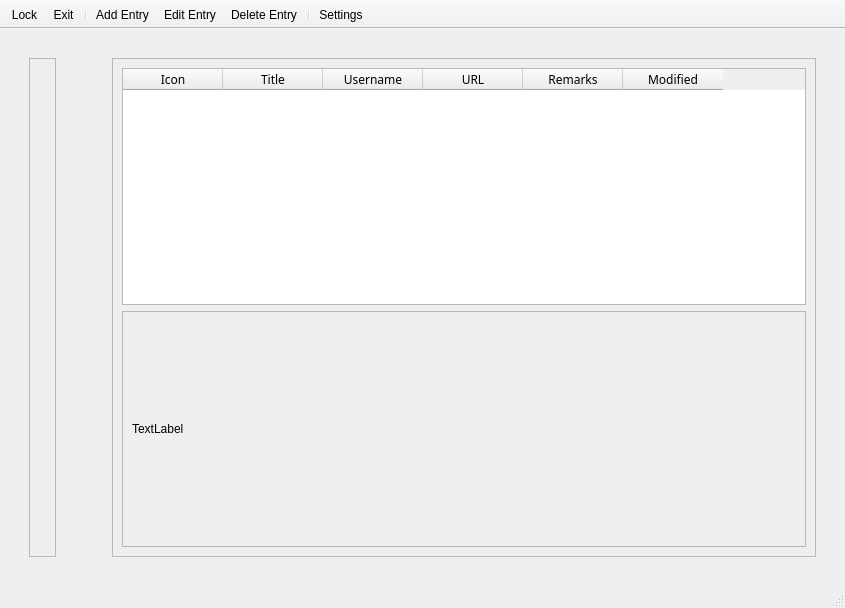
Before: the Qt Designer form password_manager.ui in Quinz7339/CIPM, drawn with Qt 5.
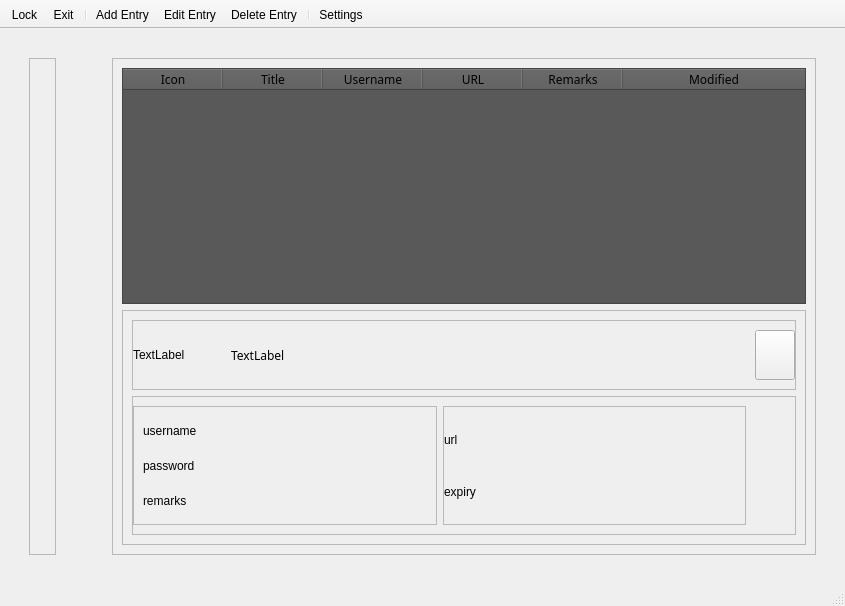
After: the same form once the commit is applied. Icons and pictures are not drawn.

Commit message: dynamic display of credential details - Done

```diff
--- a/password_manager.ui
+++ b/password_manager.ui
@@ -6,8 +6,8 @@
    <rect>
     <x>0</x>
     <y>0</y>
-    <width>813</width>
-    <height>608</height>
+    <width>833</width>
+    <height>606</height>
    </rect>
   </property>
   <property name="windowTitle">
@@ -66,6 +66,9 @@
              <property name="text">
               <string>&lt;insert security tip here </string>
              </property>
+             <property name="wordWrap">
+              <bool>true</bool>
+             </property>
             </widget>
            </item>
           </layout>
@@ -103,6 +106,13 @@
                <family>HYWenHei</family>
               </font>
              </property>
+             <property name="autoFillBackground">
+              <bool>true</bool>
+             </property>
+             <property name="styleSheet">
+              <string notr="true">selection-background-color: #2B96CB;
+background-color:#595959</string>
+             </property>
              <property name="verticalScrollBarPolicy">
               <enum>Qt::ScrollBarAsNeeded</enum>
              </property>
@@ -115,9 +125,33 @@
              <property name="selectionBehavior">
               <enum>QAbstractItemView::SelectRows</enum>
              </property>
+             <property name="showGrid">
+              <bool>false</bool>
+             </property>
              <property name="sortingEnabled">
-              <bool>true</bool>
+              <bool>false</bool>
              </property>
+             <property name="wordWrap">
+              <bool>false</bool>
+             </property>
+             <attribute name="horizontalHeaderCascadingSectionResizes">
+              <bool>true</bool>
+             </attribute>
+             <attribute name="horizontalHeaderShowSortIndicator" stdset="0">
+              <bool>false</bool>
+             </attribute>
+             <attribute name="horizontalHeaderStretchLastSection">
+              <bool>true</bool>
+             </attribute>
+             <attribute name="verticalHeaderVisible">
+              <bool>false</bool>
+             </attribute>
+             <attribute name="verticalHeaderHighlightSections">
+              <bool>false</bool>
+             </attribute>
+             <attribute name="verticalHeaderShowSortIndicator" stdset="0">
+              <bool>false</bool>
+             </attribute>
              <column>
               <property name="text">
                <string>Icon</string>
@@ -153,7 +187,7 @@
            <item>
             <widget class="QFrame" name="frame_credInfo">
              <property name="sizePolicy">
-              <sizepolicy hsizetype="MinimumExpanding" vsizetype="MinimumExpanding">
+              <sizepolicy hsizetype="Preferred" vsizetype="MinimumExpanding">
                <horstretch>0</horstretch>
                <verstretch>0</verstretch>
               </sizepolicy>
@@ -166,10 +200,208 @@
              </property>
              <layout class="QVBoxLayout" name="verticalLayout_3">
               <item>
-               <widget class="QLabel" name="lbl_credentialDetail">
-                <property name="text">
-                 <string>TextLabel</string>
+               <widget class="QFrame" name="frame_headerCredInfo">
+                <property name="sizePolicy">
+                 <sizepolicy hsizetype="Preferred" vsizetype="Maximum">
+                  <horstretch>0</horstretch>
+                  <verstretch>0</verstretch>
+                 </sizepolicy>
                 </property>
+                <property name="frameShape">
+                 <enum>QFrame::StyledPanel</enum>
+                </property>
+                <property name="frameShadow">
+                 <enum>QFrame::Raised</enum>
+                </property>
+                <layout class="QHBoxLayout" name="horizontalLayout_3">
+                 <property name="leftMargin">
+                  <number>0</number>
+                 </property>
+                 <property name="rightMargin">
+                  <number>0</number>
+                 </property>
+                 <item>
+                  <widget class="QLabel" name="lbl_credIcon">
+                   <property name="sizePolicy">
+                    <sizepolicy hsizetype="Maximum" vsizetype="Maximum">
+                     <horstretch>0</horstretch>
+                     <verstretch>0</verstretch>
+                    </sizepolicy>
+                   </property>
+                   <property name="minimumSize">
+                    <size>
+                     <width>50</width>
+                     <height>50</height>
+                    </size>
+                   </property>
+                   <property name="text">
+                    <string>TextLabel</string>
+                   </property>
+                  </widget>
+                 </item>
+                 <item>
+                  <spacer name="horizontalSpacer_2">
+                   <property name="orientation">
+                    <enum>Qt::Horizontal</enum>
+                   </property>
+                   <property name="sizeType">
+                    <enum>QSizePolicy::Preferred</enum>
+                   </property>
+                   <property name="sizeHint" stdset="0">
+                    <size>
+                     <width>40</width>
+                     <height>10</height>
+                    </size>
+                   </property>
+                  </spacer>
+                 </item>
+                 <item>
+                  <widget class="QLabel" name="lbl_credTitle">
+                   <property name="font">
+                    <font>
+                     <family>HYWenHei</family>
+                    </font>
+                   </property>
+                   <property name="text">
+                    <string>TextLabel</string>
+                   </property>
+                  </widget>
+                 </item>
+                 <item>
+                  <widget class="QPushButton" name="btn_closeCredInfo">
+                   <property name="sizePolicy">
+                    <sizepolicy hsizetype="Maximum" vsizetype="Preferred">
+                     <horstretch>0</horstretch>
+                     <verstretch>0</verstretch>
+                    </sizepolicy>
+                   </property>
+                   <property name="text">
+                    <string/>
+                   </property>
+                   <property name="icon">
+                    <iconset resource="resources.qrc">
+                     <normaloff>:/Icons/Cross.svg</normaloff>:/Icons/Cross.svg</iconset>
+                   </property>
+                  </widget>
+                 </item>
+                </layout>
+               </widget>
+              </item>
+              <item>
+               <widget class="QFrame" name="frame_bodyCredDetail">
+                <property name="frameShape">
+                 <enum>QFrame::StyledPanel</enum>
+                </property>
+                <property name="frameShadow">
+                 <enum>QFrame::Raised</enum>
+                </property>
+                <layout class="QHBoxLayout" name="horizontalLayout_4">
+                 <property name="leftMargin">
+                  <number>0</number>
+                 </property>
+                 <item>
+                  <widget class="QFrame" name="frame_leftCredDetail">
+                   <property name="frameShape">
+                    <enum>QFrame::StyledPanel</enum>
+                   </property>
+                   <property name="frameShadow">
+                    <enum>QFrame::Raised</enum>
+                   </property>
+                   <layout class="QVBoxLayout" name="verticalLayout_4" stretch="0,0,0">
+                    <property name="sizeConstraint">
+                     <enum>QLayout::SetMinAndMaxSize</enum>
+                    </property>
+                    <property name="rightMargin">
+                     <number>200</number>
+                    </property>
+                    <item>
+                     <widget class="QLabel" name="lbl_Username">
+                      <property name="text">
+                       <string>username</string>
+                      </property>
+                      <property name="alignment">
+                       <set>Qt::AlignLeading|Qt::AlignLeft|Qt::AlignVCenter</set>
+                      </property>
+                     </widget>
+                    </item>
+                    <item>
+                     <widget class="QLabel" name="lbl_Password">
+                      <property name="text">
+                       <string>password</string>
+                      </property>
+                      <property name="alignment">
+                       <set>Qt::AlignLeading|Qt::AlignLeft|Qt::AlignVCenter</set>
+                      </property>
+                     </widget>
+                    </item>
+                    <item>
+                     <widget class="QLabel" name="lbl_Remarks">
+                      <property name="text">
+                       <string>remarks</string>
+                      </property>
+                      <property name="alignment">
+                       <set>Qt::AlignLeading|Qt::AlignLeft|Qt::AlignVCenter</set>
+                      </property>
+                     </widget>
+                    </item>
+                   </layout>
+                  </widget>
+                 </item>
+                 <item>
+                  <widget class="QFrame" name="frame_rightCredInfo">
+                   <property name="frameShape">
+                    <enum>QFrame::StyledPanel</enum>
+                   </property>
+                   <property name="frameShadow">
+                    <enum>QFrame::Raised</enum>
+                   </property>
+                   <layout class="QVBoxLayout" name="verticalLayout_6">
+                    <property name="leftMargin">
+                     <number>0</number>
+                    </property>
+                    <property name="rightMargin">
+                     <number>200</number>
+                    </property>
+                    <item>
+                     <widget class="QLabel" name="lbl_URL">
+                      <property name="text">
+                       <string>url</string>
+                      </property>
+                      <property name="alignment">
+                       <set>Qt::AlignLeading|Qt::AlignLeft|Qt::AlignVCenter</set>
+                      </property>
+                     </widget>
+                    </item>
+                    <item>
+                     <widget class="QLabel" name="lbl_dateExp">
+                      <property name="text">
+                       <string>expiry</string>
+                      </property>
+                      <property name="alignment">
+                       <set>Qt::AlignLeading|Qt::AlignLeft|Qt::AlignVCenter</set>
+                      </property>
+                     </widget>
+                    </item>
+                   </layout>
+                  </widget>
+                 </item>
+                 <item>
+                  <spacer name="horizontalSpacer_3">
+                   <property name="orientation">
+                    <enum>Qt::Horizontal</enum>
+                   </property>
+                   <property name="sizeType">
+                    <enum>QSizePolicy::Maximum</enum>
+                   </property>
+                   <property name="sizeHint" stdset="0">
+                    <size>
+                     <width>40</width>
+                     <height>20</height>
+                    </size>
+                   </property>
+                  </spacer>
+                 </item>
+                </layout>
                </widget>
               </item>
              </layout>
```
Left out of the diff: 9 changed lines with no effect on the pictures. The commit also changes 8 other files.
